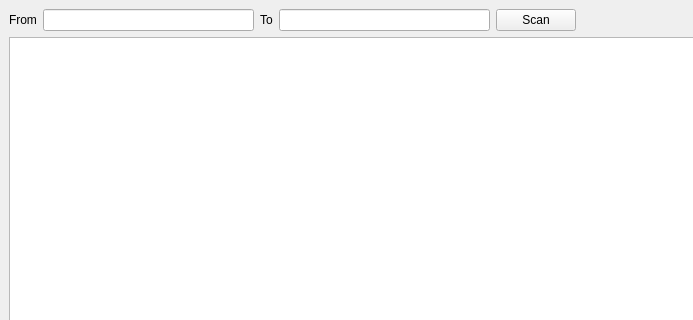
Above: mainwindow.ui from ccf19881030/ip_scan before the change; both pictures show x 0 to 693 and y 0 to 320 of the 919 by 627 pixel window. Below: the same form after it.
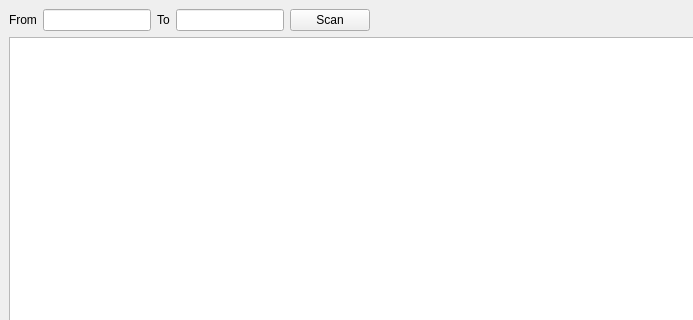
That is the form after the change.

Commit message: Add loading image, when scan display it.

```diff
--- a/mainwindow.ui
+++ b/mainwindow.ui
@@ -40,7 +40,14 @@
        </widget>
       </item>
       <item>
-       <widget class="QLineEdit" name="lineEdit"/>
+       <widget class="QLineEdit" name="lineEdit">
+        <property name="sizePolicy">
+         <sizepolicy hsizetype="Fixed" vsizetype="Fixed">
+          <horstretch>0</horstretch>
+          <verstretch>0</verstretch>
+         </sizepolicy>
+        </property>
+       </widget>
       </item>
       <item>
        <widget class="QLabel" name="label_2">
@@ -50,7 +57,14 @@
        </widget>
       </item>
       <item>
-       <widget class="QLineEdit" name="lineEdit_2"/>
+       <widget class="QLineEdit" name="lineEdit_2">
+        <property name="sizePolicy">
+         <sizepolicy hsizetype="Fixed" vsizetype="Fixed">
+          <horstretch>0</horstretch>
+          <verstretch>0</verstretch>
+         </sizepolicy>
+        </property>
+       </widget>
       </item>
       <item>
        <widget class="QPushButton" name="pushButton">
@@ -59,6 +73,13 @@
         </property>
        </widget>
       </item>
+      <item>
+       <widget class="QLabel" name="loadingLabel">
+        <property name="text">
+         <string/>
+        </property>
+       </widget>
+      </item>
       <item>
        <spacer name="horizontalSpacer">
         <property name="orientation">
```
The commit also changes 4 other files.
